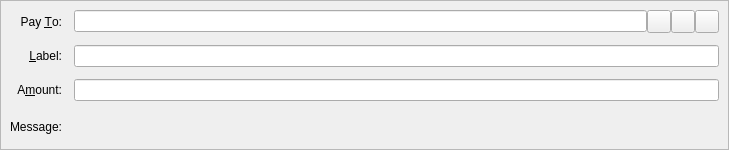
Qt form src/qt/forms/sendcoinsentry.ui (AdvancedTechnologyCoin/arc_core) before a commit.
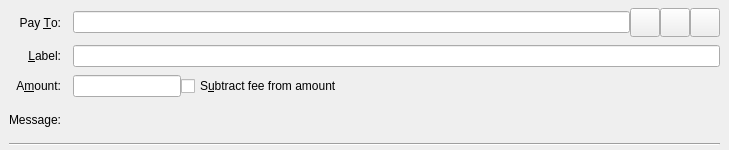
The same form after that commit. Icons and pictures are not drawn. Custom widgets are drawn as their Qt base class.

The edit to the form file:
```diff
--- a/src/qt/forms/sendcoinsentry.ui
+++ b/src/qt/forms/sendcoinsentry.ui
@@ -21,15 +21,21 @@
     <string>This is a normal payment.</string>
    </property>
    <property name="frameShape">
-    <enum>QFrame::StyledPanel</enum>
-   </property>
-   <property name="frameShadow">
-    <enum>QFrame::Sunken</enum>
+    <enum>QFrame::NoFrame</enum>
    </property>
    <layout class="QGridLayout" name="gridLayout">
-    <property name="spacing">
+    <property name="topMargin">
+     <number>8</number>
+    </property>
+    <property name="bottomMargin">
+     <number>4</number>
+    </property>
+    <property name="horizontalSpacing">
      <number>12</number>
     </property>
+    <property name="verticalSpacing">
+     <number>8</number>
+    </property>
     <item row="0" column="0">
      <widget class="QLabel" name="payToLabel">
       <property name="text">
@@ -63,9 +69,11 @@
         <property name="text">
          <string/>
         </property>
-        <property name="icon">
-         <iconset resource="../arcticcoin.qrc">
-          <normaloff>:/icons/address-book</normaloff>:/icons/address-book</iconset>
+        <property name="iconSize">
+         <size>
+          <width>22</width>
+          <height>22</height>
+         </size>
         </property>
         <property name="shortcut">
          <string>Alt+A</string>
@@ -80,9 +88,11 @@
         <property name="text">
          <string/>
         </property>
-        <property name="icon">
-         <iconset resource="../arcticcoin.qrc">
-          <normaloff>:/icons/editpaste</normaloff>:/icons/editpaste</iconset>
+        <property name="iconSize">
+         <size>
+          <width>22</width>
+          <height>22</height>
+         </size>
         </property>
         <property name="shortcut">
          <string>Alt+P</string>
@@ -97,9 +107,11 @@
         <property name="text">
          <string/>
         </property>
-        <property name="icon">
-         <iconset resource="../arcticcoin.qrc">
-          <normaloff>:/icons/remove</normaloff>:/icons/remove</iconset>
+        <property name="iconSize">
+         <size>
+          <width>22</width>
+          <height>22</height>
+         </size>
         </property>
        </widget>
       </item>
@@ -139,7 +151,21 @@
      </widget>
     </item>
     <item row="2" column="1">
-     <widget class="BitcoinAmountField" name="payAmount"/>
+     <layout class="QHBoxLayout" name="horizontalLayoutAmount" stretch="0,1">
+      <item>
+       <widget class="BitcoinAmountField" name="payAmount"/>
+      </item>
+      <item>
+       <widget class="QCheckBox" name="checkboxSubtractFeeFromAmount">
+        <property name="toolTip">
+         <string>The fee will be deducted from the amount being sent. The recipient will receive less bitcoins than you enter in the amount field. If multiple recipients are selected, the fee is split equally.</string>
+        </property>
+        <property name="text">
+         <string>S&amp;ubtract fee from amount</string>
+        </property>
+       </widget>
+      </item>
+     </layout>
     </item>
     <item row="3" column="0">
      <widget class="QLabel" name="messageLabel">
@@ -161,6 +187,13 @@
       </property>
      </widget>
     </item>
+    <item row="4" column="0" colspan="2">
+     <widget class="Line" name="line">
+      <property name="orientation">
+       <enum>Qt::Horizontal</enum>
+      </property>
+     </widget>
+    </item>
    </layout>
   </widget>
   <widget class="QFrame" name="SendCoins_InsecurePaymentRequest">
```
Left out of the diff: 26 changed lines with no effect on the pictures.
